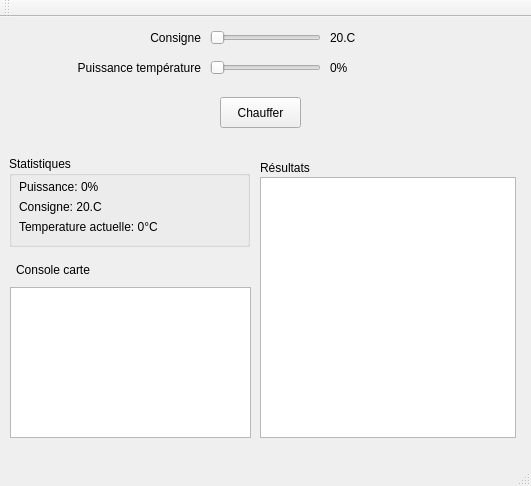
This is Four/Four.ui in Tellier-Neo/Pilotage_four as Qt 5 draws it before an edit. The edited form follows.
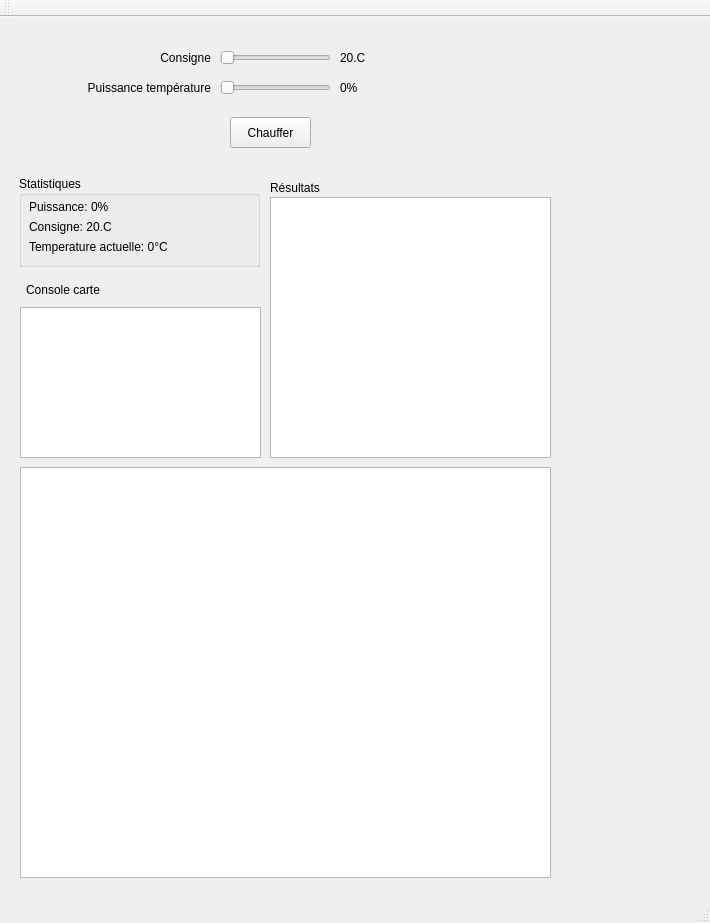
This is the edited form.

The edit to the form file:
```diff
--- a/Four/Four.ui
+++ b/Four/Four.ui
@@ -6,19 +6,64 @@
    <rect>
     <x>0</x>
     <y>0</y>
-    <width>531</width>
-    <height>486</height>
+    <width>710</width>
+    <height>923</height>
    </rect>
   </property>
   <property name="windowTitle">
    <string>Four</string>
   </property>
   <widget class="QWidget" name="centralWidget">
+   <widget class="QSlider" name="powerSlider">
+    <property name="geometry">
+     <rect>
+      <x>220</x>
+      <y>60</y>
+      <width>111</width>
+      <height>22</height>
+     </rect>
+    </property>
+    <property name="maximum">
+     <number>100</number>
+    </property>
+    <property name="orientation">
+     <enum>Qt::Horizontal</enum>
+    </property>
+   </widget>
+   <widget class="QLabel" name="powerLabel">
+    <property name="geometry">
+     <rect>
+      <x>80</x>
+      <y>60</y>
+      <width>131</width>
+      <height>21</height>
+     </rect>
+    </property>
+    <property name="text">
+     <string>Puissance température</string>
+    </property>
+    <property name="alignment">
+     <set>Qt::AlignRight|Qt::AlignTrailing|Qt::AlignVCenter</set>
+    </property>
+   </widget>
+   <widget class="QLabel" name="powerValue">
+    <property name="geometry">
+     <rect>
+      <x>340</x>
+      <y>60</y>
+      <width>61</width>
+      <height>21</height>
+     </rect>
+    </property>
+    <property name="text">
+     <string>0%</string>
+    </property>
+   </widget>
    <widget class="QPushButton" name="pushButton">
     <property name="geometry">
      <rect>
-      <x>220</x>
-      <y>80</y>
+      <x>230</x>
+      <y>100</y>
       <width>81</width>
       <height>31</height>
      </rect>
@@ -27,27 +72,11 @@
      <string>Chauffer</string>
     </property>
    </widget>
-   <widget class="QLabel" name="powerLabel">
-    <property name="geometry">
-     <rect>
-      <x>70</x>
-      <y>40</y>
-      <width>131</width>
-      <height>21</height>
-     </rect>
-    </property>
-    <property name="text">
-     <string>Puissance température</string>
-    </property>
-    <property name="alignment">
-     <set>Qt::AlignRight|Qt::AlignTrailing|Qt::AlignVCenter</set>
-    </property>
-   </widget>
    <widget class="QLabel" name="tempLabel">
     <property name="geometry">
      <rect>
-      <x>70</x>
-      <y>10</y>
+      <x>80</x>
+      <y>30</y>
       <width>131</width>
       <height>21</height>
      </rect>
@@ -59,24 +88,11 @@
      <set>Qt::AlignRight|Qt::AlignTrailing|Qt::AlignVCenter</set>
     </property>
    </widget>
-   <widget class="QLabel" name="powerValue">
-    <property name="geometry">
-     <rect>
-      <x>330</x>
-      <y>40</y>
-      <width>61</width>
-      <height>21</height>
-     </rect>
-    </property>
-    <property name="text">
-     <string>0%</string>
-    </property>
-   </widget>
    <widget class="QGroupBox" name="statsBox">
     <property name="geometry">
      <rect>
-      <x>9</x>
-      <y>139</y>
+      <x>19</x>
+      <y>159</y>
       <width>241</width>
       <height>91</height>
      </rect>
@@ -89,7 +105,7 @@
       <rect>
        <x>10</x>
        <y>20</y>
-       <width>141</width>
+       <width>221</width>
        <height>21</height>
       </rect>
      </property>
@@ -102,7 +118,7 @@
       <rect>
        <x>10</x>
        <y>40</y>
-       <width>141</width>
+       <width>221</width>
        <height>21</height>
       </rect>
      </property>
@@ -115,7 +131,7 @@
       <rect>
        <x>10</x>
        <y>60</y>
-       <width>141</width>
+       <width>221</width>
        <height>21</height>
       </rect>
      </property>
@@ -124,60 +140,21 @@
      </property>
     </widget>
    </widget>
-   <widget class="QLabel" name="consigneValue">
-    <property name="geometry">
-     <rect>
-      <x>330</x>
-      <y>10</y>
-      <width>61</width>
-      <height>21</height>
-     </rect>
-    </property>
-    <property name="text">
-     <string>20.C</string>
-    </property>
-   </widget>
-   <widget class="QSlider" name="powerSlider">
-    <property name="geometry">
-     <rect>
-      <x>210</x>
-      <y>40</y>
-      <width>111</width>
-      <height>22</height>
-     </rect>
-    </property>
-    <property name="maximum">
-     <number>100</number>
-    </property>
-    <property name="orientation">
-     <enum>Qt::Horizontal</enum>
-    </property>
-   </widget>
    <widget class="QListWidget" name="graphicBox">
     <property name="geometry">
      <rect>
-      <x>260</x>
-      <y>160</y>
-      <width>256</width>
+      <x>270</x>
+      <y>180</y>
+      <width>281</width>
       <height>261</height>
      </rect>
     </property>
    </widget>
-   <widget class="QListWidget" name="cardLogBox">
-    <property name="geometry">
-     <rect>
-      <x>10</x>
-      <y>270</y>
-      <width>241</width>
-      <height>151</height>
-     </rect>
-    </property>
-   </widget>
    <widget class="QSlider" name="consigneSlider">
     <property name="geometry">
      <rect>
-      <x>210</x>
-      <y>10</y>
+      <x>220</x>
+      <y>30</y>
       <width>111</width>
       <height>22</height>
      </rect>
@@ -192,11 +169,34 @@
      <enum>Qt::Horizontal</enum>
     </property>
    </widget>
+   <widget class="QLabel" name="consigneValue">
+    <property name="geometry">
+     <rect>
+      <x>340</x>
+      <y>30</y>
+      <width>61</width>
+      <height>21</height>
+     </rect>
+    </property>
+    <property name="text">
+     <string>20.C</string>
+    </property>
+   </widget>
+   <widget class="QListWidget" name="cardLogBox">
+    <property name="geometry">
+     <rect>
+      <x>20</x>
+      <y>290</y>
+      <width>241</width>
+      <height>151</height>
+     </rect>
+    </property>
+   </widget>
    <widget class="QLabel" name="cardLogLabel">
     <property name="geometry">
      <rect>
-      <x>16</x>
-      <y>243</y>
+      <x>26</x>
+      <y>263</y>
       <width>231</width>
       <height>20</height>
      </rect>
@@ -208,8 +208,8 @@
    <widget class="QLabel" name="label">
     <property name="geometry">
      <rect>
-      <x>260</x>
-      <y>140</y>
+      <x>270</x>
+      <y>160</y>
       <width>111</width>
       <height>21</height>
      </rect>
@@ -218,6 +218,16 @@
      <string>Résultats</string>
     </property>
    </widget>
+   <widget class="QGraphicsView" name="temperatureGraphView">
+    <property name="geometry">
+     <rect>
+      <x>20</x>
+      <y>450</y>
+      <width>531</width>
+      <height>411</height>
+     </rect>
+    </property>
+   </widget>
   </widget>
   <widget class="QMenuBar" name="menuBar">
    <property name="geometry">
```
Left out of the diff: 53 changed lines with no effect on the pictures.
